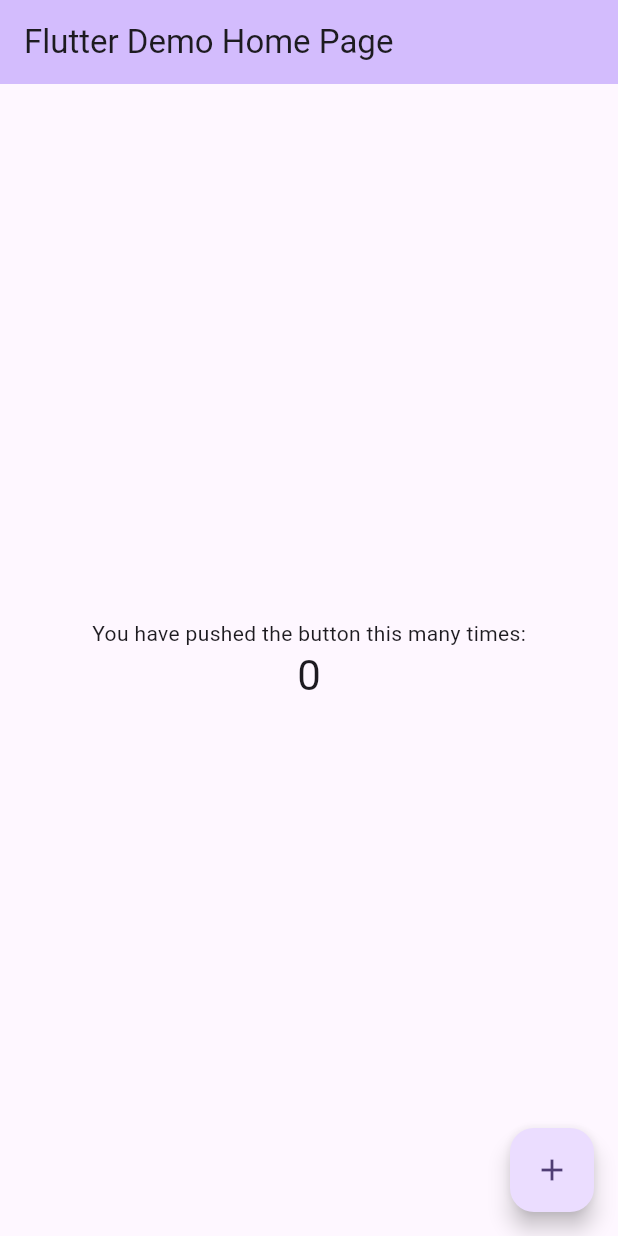
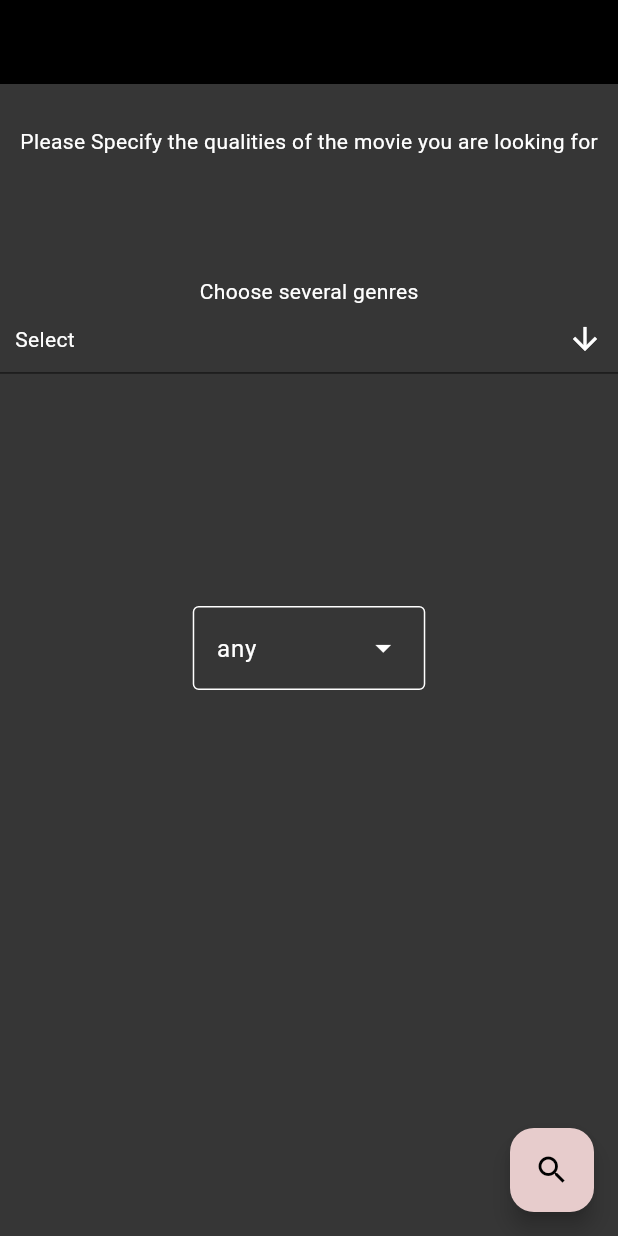
Before and after one commit to Iamyouandwhatiseeisme/CinemApp, a Flutter app: the screen it shows after launch, on a phone screen of 412 x 824 dp. Run offline on Flutter 3.47's test engine with Material 3 defaults, Android fonts, the phone set to English and light mode, and no system bars; drawn by our look-alikes of multi_select_flutter; our stand-ins replace get_it; missing offline and left inert: multiselect; Roboto replaces fonts that are missing (Telegraf).

```diff
--- /dev/null
+++ b/lib/data/assets_manager.dart
@@ -0,0 +1,3 @@
+class AssetsManager {
+  static String imagePath = "assets/images";
+}
--- /dev/null
+++ b/lib/data/data.dart
@@ -0,0 +1,3 @@
+export 'enum/enums.dart';
+export 'providers/providers.dart';
+export 'models/models.dart';
--- /dev/null
+++ b/lib/data/enum/app_theme.dart
@@ -0,0 +1 @@
+enum AppTheme { light, dark }
--- /dev/null
+++ b/lib/data/enum/awards.dart
@@ -0,0 +1 @@
+enum Awards { winner, nominee, any }
--- /dev/null
+++ b/lib/data/enum/enums.dart
@@ -0,0 +1,3 @@
+export 'app_theme.dart';
+export 'genre.dart';
+export 'awards.dart';
--- /dev/null
+++ b/lib/data/enum/genre.dart
@@ -0,0 +1,26 @@
+enum Genre {
+  action,
+  adventure,
+  animation,
+  comedy,
+  crime,
+  drama,
+  fantasy,
+  horror,
+  mystery,
+  romance,
+  scifi,
+  thriller,
+  filmnoir,
+  history,
+  documentary,
+  music,
+  musical,
+  short,
+  sport,
+  biography,
+  family,
+  tvshow,
+  war,
+  western
+}
--- /dev/null
+++ b/lib/data/get_it_methods.dart
@@ -0,0 +1,7 @@
+import 'package:cinemapp/main.dart';
+
+import '../presentation/widgets/navigation/navigator_client.dart';
+
+void setUp() {
+  sl.registerSingleton<NavigatorClient>(NavigatorClient());
+}
--- /dev/null
+++ b/lib/data/providers/providers.dart
@@ -0,0 +1 @@
+export 'theme_provider.dart';
--- /dev/null
+++ b/lib/data/providers/theme_provider.dart
@@ -0,0 +1,13 @@
+import 'package:cinemapp/data/data.dart';
+import 'package:flutter/material.dart';
+
+class ThemeProvider with ChangeNotifier {
+  AppTheme _theme = AppTheme.light;
+
+  AppTheme get currentTheme => _theme;
+
+  void toggleTheme() {
+    _theme = (_theme == AppTheme.light) ? AppTheme.dark : AppTheme.light;
+    notifyListeners();
+  }
+}
--- a/lib/main.dart
+++ b/lib/main.dart
@@ -1,6 +1,16 @@
+import 'package:cinemapp/data/data.dart';
+import 'package:cinemapp/data/get_it_methods.dart';
 import 'package:flutter/material.dart';
+import 'package:get_it/get_it.dart';
+import 'package:provider/provider.dart';
+
+import 'presentation/presentation.dart';
+import 'presentation/themes/themes.dart';
+
+final sl = GetIt.instance;
 
 void main() {
+  setUp();
   runApp(const MyApp());
 }
 
@@ -10,116 +20,16 @@ class MyApp extends StatelessWidget {
   // This widget is the root of your application.
   @override
   Widget build(BuildContext context) {
-    return MaterialApp(
-      title: 'Flutter Demo',
-      theme: ThemeData(
-        // This is the theme of your application.
-        //
-        // TRY THIS: Try running your application with "flutter run". You'll see
-        // the application has a purple toolbar. Then, without quitting the app,
-        // try changing the seedColor in the colorScheme below to Colors.green
-        // and then invoke "hot reload" (save your changes or press the "hot
-        // reload" button in a Flutter-supported IDE, or press "r" if you used
-        // the command line to start the app).
-        //
-        // Notice that the counter didn't reset back to zero; the application
-        // state is not lost during the reload. To reset the state, use hot
-        // restart instead.
-        //
-        // This works for code too, not just values: Most code changes can be
-        // tested with just a hot reload.
-        colorScheme: ColorScheme.fromSeed(seedColor: Colors.deepPurple),
-        useMaterial3: true,
-      ),
-      home: const MyHomePage(title: 'Flutter Demo Home Page'),
+    return ChangeNotifierProvider<ThemeProvider>(
+      create: (BuildContext context) => ThemeProvider(),
+      child: Builder(builder: (context) {
+        return MaterialApp(
+            title: 'Flutter Demo',
+            theme: context.watch<ThemeProvider>().currentTheme == AppTheme.dark
+                ? lightTheme
+                : darkTheme,
+            routes: sl.get<NavigatorClient>().routes);
+      }),
     );
   }
 }
-
-class MyHomePage extends StatefulWidget {
-  const MyHomePage({super.key, required this.title});
-
-  // This widget is the home page of your application. It is stateful, meaning
-  // that it has a State object (defined below) that contains fields that affect
-  // how it looks.
-
-  // This class is the configuration for the state. It holds the values (in this
-  // case the title) provided by the parent (in this case the App widget) and
-  // used by the build method of the State. Fields in a Widget subclass are
-  // always marked "final".
-
-  final String title;
-
-  @override
-  State<MyHomePage> createState() => _MyHomePageState();
-}
-
-class _MyHomePageState extends State<MyHomePage> {
-  int _counter = 0;
-
-  void _incrementCounter() {
-    setState(() {
-      // This call to setState tells the Flutter framework that something has
-      // changed in this State, which causes it to rerun the build method below
-      // so that the display can reflect the updated values. If we changed
-      // _counter without calling setState(), then the build method would not be
-      // called again, and so nothing would appear to happen.
-      _counter++;
-    });
-  }
-
-  @override
-  Widget build(BuildContext context) {
-    // This method is rerun every time setState is called, for instance as done
-    // by the _incrementCounter method above.
-    //
-    // The Flutter framework has been optimized to make rerunning build methods
-    // fast, so that you can just rebuild anything that needs updating rather
-    // than having to individually change instances of widgets.
-    return Scaffold(
-      appBar: AppBar(
-        // TRY THIS: Try changing the color here to a specific color (to
-        // Colors.amber, perhaps?) and trigger a hot reload to see the AppBar
-        // change color while the other colors stay the same.
-        backgroundColor: Theme.of(context).colorScheme.inversePrimary,
-        // Here we take the value from the MyHomePage object that was created by
-        // the App.build method, and use it to set our appbar title.
-        title: Text(widget.title),
-      ),
-      body: Center(
-        // Center is a layout widget. It takes a single child and positions it
-        // in the middle of the parent.
-        child: Column(
-          // Column is also a layout widget. It takes a list of children and
-          // arranges them vertically. By default, it sizes itself to fit its
-          // children horizontally, and tries to be as tall as its parent.
-          //
-          // Column has various properties to control how it sizes itself and
-          // how it positions its children. Here we use mainAxisAlignment to
-          // center the children vertically; the main axis here is the vertical
-          // axis because Columns are vertical (the cross axis would be
-          // horizontal).
-          //
-          // TRY THIS: Invoke "debug painting" (choose the "Toggle Debug Paint"
-          // action in the IDE, or press "p" in the console), to see the
-          // wireframe for each widget.
-          mainAxisAlignment: MainAxisAlignment.center,
-          children: <Widget>[
-            const Text(
-              'You have pushed the button this many times:',
-            ),
-            Text(
-              '$_counter',
-              style: Theme.of(context).textTheme.headlineMedium,
-            ),
-          ],
-        ),
-      ),
-      floatingActionButton: FloatingActionButton(
-        onPressed: _incrementCounter,
-        tooltip: 'Increment',
-        child: const Icon(Icons.add),
-      ), // This trailing comma makes auto-formatting nicer for build methods.
-    );
-  }
-}
--- /dev/null
+++ b/lib/presentation/pages/initial_page/initial_page.dart
@@ -0,0 +1,123 @@
+// ignore_for_file: public_member_api_docs, sort_constructors_first
+import 'package:flutter/material.dart';
+import 'package:multi_select_flutter/dialog/multi_select_dialog_field.dart';
+import 'package:multi_select_flutter/multi_select_flutter.dart';
+import 'package:multiselect/multiselect.dart';
+
+import '../../../data/data.dart';
+
+class InitialPage extends StatefulWidget {
+  const InitialPage({
+    super.key,
+  });
+
+  @override
+  State<InitialPage> createState() => _InitialPageState();
+}
+
+class _InitialPageState extends State<InitialPage> {
+  void _updateSelectedGenres(List<Genre> genres) {
+    setState(() {
+      selectedGenres = genres;
+    });
+  }
+
+  void _removeGenre(Genre genre, List<Genre> selectedGenres) {
+    setState(() {
+      selectedGenres.remove(genre);
+    });
+  }
+
+  List<Genre> selectedGenres = [];
+  Awards chosenAward = Awards.any;
+  @override
+  Widget build(BuildContext context) {
+    return Scaffold(
+      appBar: AppBar(
+        backgroundColor: Theme.of(context).colorScheme.inversePrimary,
+      ),
+      body: Center(
+        child: Column(
+          mainAxisAlignment: MainAxisAlignment.start,
+          children: <Widget>[
+            const Padding(
+              padding: EdgeInsets.only(top: 28.0),
+              child: Text(
+                  'Please Specify the qualities of the movie you are looking for'),
+            ),
+            const SizedBox(height: 80),
+            const Text('Choose several genres'),
+            ChooseMovieTypes(
+              title: 'Please select desired genres',
+              selectedGenres: selectedGenres,
+              removeGenre: _removeGenre,
+              updateGenre: _updateSelectedGenres,
+            ),
+            DropdownMenu<Awards>(
+              initialSelection: Awards.any,
+              dropdownMenuEntries:
+                  Awards.values.map<DropdownMenuEntry<Awards>>((Awards awards) {
+                return DropdownMenuEntry<Awards>(
+                  value: awards,
+                  label: awards.name,
+                );
+              }).toList(),
+            ),
+          ],
+        ),
+      ),
+      floatingActionButton: FloatingActionButton(
+        onPressed: () {},
+        tooltip: 'Find',
+        child: const Icon(Icons.search),
+      ),
+    );
+  }
+}
+
+class ChooseMovieTypes extends StatelessWidget {
+  const ChooseMovieTypes({
+    super.key,
+    required this.selectedGenres,
+    required this.removeGenre,
+    required this.updateGenre,
+    required this.title,
+  });
+
+  final List<Genre> selectedGenres;
+  final void Function(Genre, List<Genre>) removeGenre;
+  final void Function(List<Genre>) updateGenre;
+  final String title;
+
+  @override
+  Widget build(BuildContext context) {
+    return Container(
+      decoration: const BoxDecoration(
+          shape: BoxShape.rectangle,
+          borderRadius: BorderRadius.all(Radius.circular(5))),
+      width: MediaQuery.of(context).size.width,
+      height: 200,
+      child: MultiSelectDialogField(
+          chipDisplay: MultiSelectChipDisplay(
+            items:
+                selectedGenres.map((e) => MultiSelectItem(e, e.name)).toList(),
+            onTap: (value) {
+              removeGenre(value, selectedGenres);
+            },
+          ),
+          title: Text(
+            title,
+            style: const TextStyle(color: Colors.black),
+          ),
+          unselectedColor: Theme.of(context).colorScheme.primary,
+          backgroundColor: Colors.white,
+          items: Genre.values
+              .map((genre) => MultiSelectItem(genre,
+                  '${genre.name.characters.first.toUpperCase()}${genre.name.substring(1)}'))
+              .toList(),
+          onConfirm: (values) {
+            updateGenre(values);
+          }),
+    );
+  }
+}
--- /dev/null
+++ b/lib/presentation/pages/pages.dart
@@ -0,0 +1 @@
+export 'initial_page/initial_page.dart';
--- /dev/null
+++ b/lib/presentation/presentation.dart
@@ -0,0 +1,2 @@
+export 'pages/pages.dart';
+export 'widgets/navigation/navigator_client.dart';
--- a/lib/presentation/themes/dark_theme.dart
+++ b/lib/presentation/themes/dark_theme.dart
@@ -0,0 +1,11 @@
+import 'package:flutter/material.dart';
+
+ThemeData darkTheme = ThemeData(
+    scaffoldBackgroundColor: const Color(0xff363636),
+    fontFamily: 'Telegraf',
+    brightness: Brightness.dark,
+    colorScheme: const ColorScheme.dark(
+        surface: Color(0xff363636),
+        background: Color(0xff121212),
+        primary: Color.fromARGB(255, 231, 204, 204),
+        secondary: Color(0xff8685E7)));
--- a/lib/presentation/themes/light_theme.dart
+++ b/lib/presentation/themes/light_theme.dart
@@ -0,0 +1,11 @@
+import 'package:flutter/material.dart';
+
+ThemeData lightTheme = ThemeData(
+    scaffoldBackgroundColor: const Color.fromARGB(255, 248, 232, 186),
+    brightness: Brightness.light,
+    appBarTheme:
+        const AppBarTheme(iconTheme: IconThemeData(color: Colors.black)),
+    colorScheme: const ColorScheme.light(
+        background: Color.fromARGB(255, 248, 232, 186),
+        primary: Color.fromARGB(255, 246, 239, 217),
+        secondary: Colors.grey));
--- /dev/null
+++ b/lib/presentation/widgets/navigation/horizontal_slider.dart
@@ -0,0 +1 @@
+class HorizontalSlider {}
--- /dev/null
+++ b/lib/presentation/widgets/navigation/navigator_client.dart
@@ -0,0 +1,10 @@
+import 'package:cinemapp/presentation/presentation.dart';
+import 'package:flutter/material.dart';
+
+class NavigatorClient {
+  static const String initialPage = '/';
+
+  final Map<String, WidgetBuilder> routes = {
+    initialPage: (context) => const InitialPage()
+  };
+}
--- a/pubspec.yaml
+++ b/pubspec.yaml
@@ -36,8 +36,12 @@ dependencies:
   # Use with the CupertinoIcons class for iOS style icons.
   cupertino_icons: ^1.0.2
   animated_text_kit: ^4.2.2
-  http: ^1.2.1
+  http: ^1.2.0
   flutter_spinkit: ^5.2.0
+  provider: ^6.0.5
+  get_it: ^7.6.7
+  multiselect: ^0.1.0
+  multi_select_flutter: ^4.1.3
 
 dev_dependencies:
   flutter_test:
```
Also changed, not shown: lib/data/models/models.dart (added), pubspec.lock.
